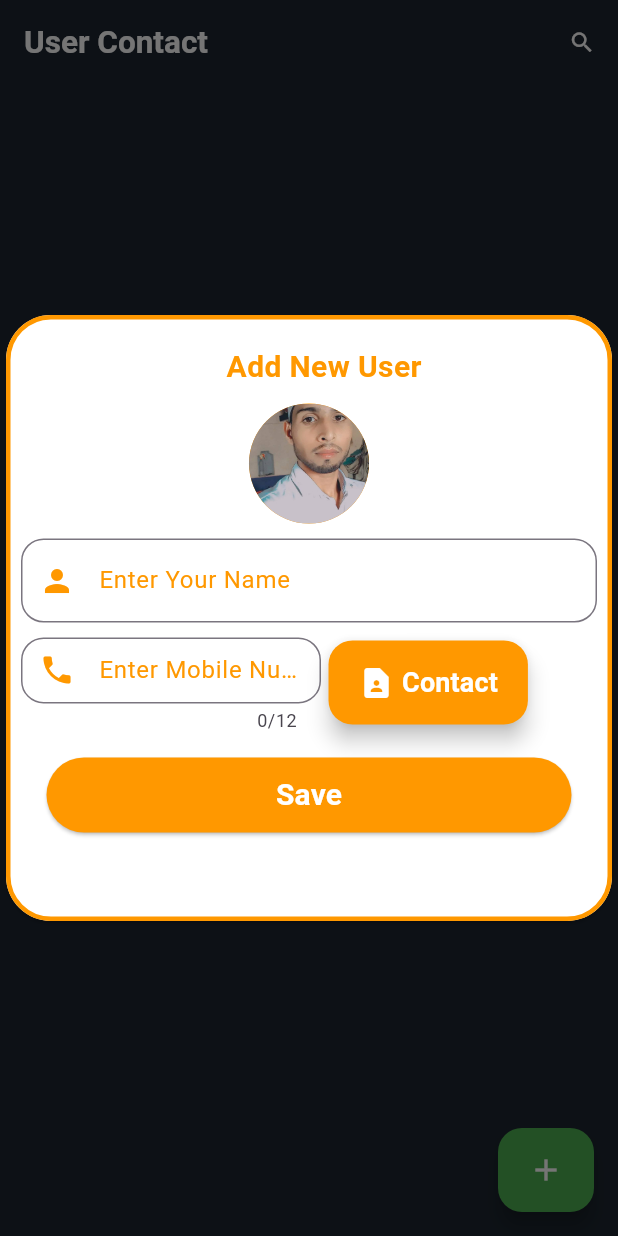
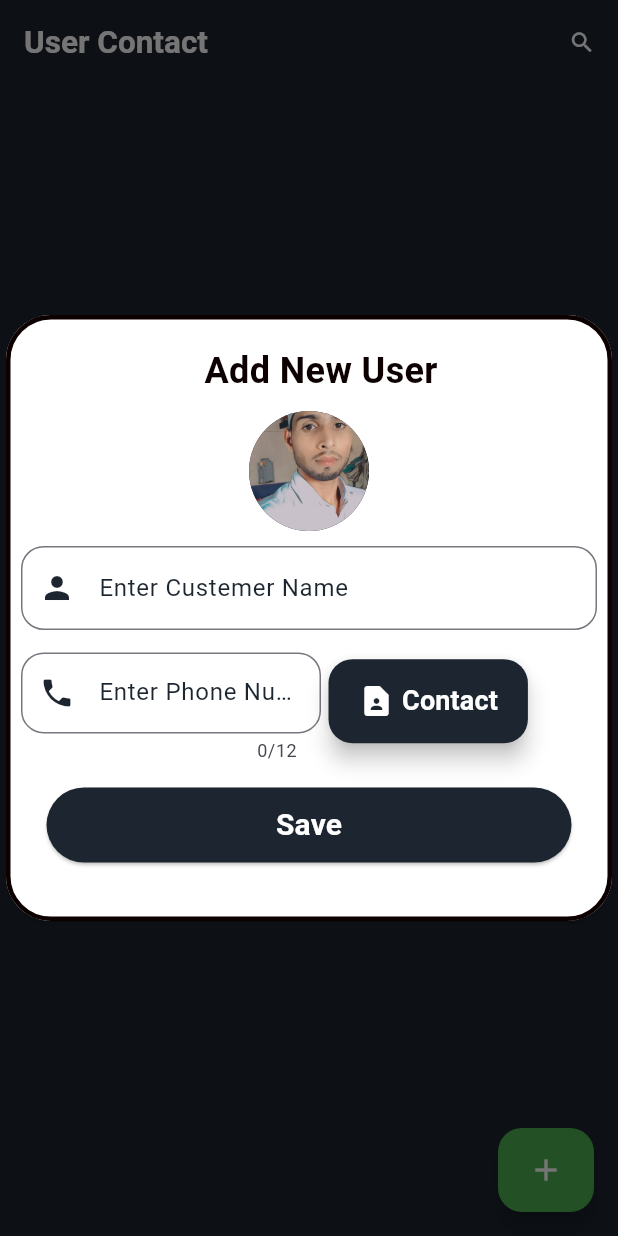
Before and after one commit to Shakil317/mycalculator, a Flutter app: the UserContact screen opened directly, after a tap on the "add" icon, on a phone screen of 412 x 824 dp. Run offline on Flutter 3.47's test engine with Material 3 defaults, Android fonts, the phone set to English and light mode, and no system bars; our stand-ins replace flutter_contacts, fluttertoast, font_awesome_flutter, hive_flutter, image_picker, local_auth and 5 more; missing offline and left inert: insta_image_viewer; accounts and stored records are empty.

Commit message:
update UI design and change Them

```diff
--- a/lib/Utils/app_them.dart
+++ b/lib/Utils/app_them.dart
@@ -1,4 +1,3 @@
-
 import 'package:flutter/material.dart';
 class AppThem{
   static const Color appBgColor = Color(0xFF1d2630);
--- a/lib/app_dialog.dart
+++ b/lib/app_dialog.dart
@@ -6,6 +6,7 @@ import 'package:mycalculator/ViewModels/user_profile_provider.dart';
 import 'package:mycalculator/screens/user_contact.dart';
 import 'package:mycalculator/screens/user_screens.dart';
 import 'package:provider/provider.dart';
+import 'Utils/app_them.dart';
 import 'ViewModels/contact_provider.dart';
 import 'ViewModels/database_helper.dart';
 import 'ViewModels/user_provider.dart';
@@ -273,18 +274,18 @@ class AppDialog {
                   child: Card(
                     shape: RoundedRectangleBorder(
                       borderRadius: BorderRadius.circular(30),
-                      side: const BorderSide(width: 3, color: Colors.orange),
+                      side: BorderSide(width: 3, color: AppThem.appPrimaryColor),
                     ),
                     color: Colors.white,
                     child: Column(
                       children: [
-                        const Padding(
-                          padding: EdgeInsets.only(left: 20, top: 20),
+                        Padding(
+                          padding: const EdgeInsets.only(left: 16, top: 20),
                           child: Text("Add New User",
                               style: TextStyle(
-                                  fontSize: 20,
+                                  fontSize: 24,
                                   fontWeight: FontWeight.bold,
-                                  color: Colors.orange)),
+                                  color: AppThem.appPrimaryColor)),
                         ),
                         const SizedBox(height: 10),
                         InkWell(
@@ -296,7 +297,7 @@ class AppDialog {
                             backgroundImage: usersData.image != null
                                 ?  FileImage(File(usersData.image!.path))
                                 :const AssetImage("assets/images/shakilansari.jpg") ,
-                            backgroundColor: Colors.orange,
+                            backgroundColor: AppThem.appBgColor,
                           ),
                         ),
                         Padding(
@@ -305,14 +306,14 @@ class AppDialog {
                           child: TextField(
                             controller: usersData.nameController,
                             keyboardType: TextInputType.name,
-                            style: const TextStyle(color: Colors.orange),
+                            style: const TextStyle(color: AppThem.appBgColor),
                             decoration: const InputDecoration(
                               border: OutlineInputBorder(
                                   borderRadius:
                                   BorderRadius.all(Radius.circular(15))),
-                              labelText: "Enter Your Name",
-                              labelStyle: TextStyle(color: Colors.orange),
-                              prefixIcon: Icon(Icons.person, color: Colors.orange),
+                              labelText: "Enter Custemer Name",
+                              labelStyle: TextStyle(color: AppThem.appBgColor),
+                              prefixIcon: Icon(Icons.person, color: AppThem.appBgColor),
                             ),
                           ),
                         ),
@@ -321,23 +322,24 @@ class AppDialog {
                             Padding(
                               padding: const EdgeInsets.only(
                                 left: 10,
+                                top: 5
                               ),
                               child: SizedBox(
                                 width: 200,
-                                height: 60,
+                                height: 70,
                                 child: TextField(
                                   maxLength: 12,
                                   controller: usersData.numberController,
                                   keyboardType: TextInputType.phone,
-                                  style: const TextStyle(color: Colors.orange),
+                                  style: const TextStyle(color: AppThem.appBgColor),
                                   decoration: const InputDecoration(
                                     border: OutlineInputBorder(
                                         borderRadius:
                                         BorderRadius.all(Radius.circular(15))),
-                                    labelText: "Enter Mobile Number",
-                                    labelStyle: TextStyle(color: Colors.orange),
+                                    labelText: "Enter Phone Number",
+                                    labelStyle: TextStyle(color: AppThem.appBgColor),
                                     prefixIcon:
-                                    Icon(Icons.phone, color: Colors.orange),
+                                    Icon(Icons.phone, color: AppThem.appBgColor),
                                   ),
                                 ),
                               ),
@@ -346,7 +348,7 @@ class AppDialog {
                               width: 5,
                             ),
                             FloatingActionButton.extended(
-                              backgroundColor: Colors.orange,
+                              backgroundColor: AppThem.appBgColor,
                               onPressed: () {
                                 AppDialog.navigatePage(context, UserContact());
                               },
@@ -378,7 +380,7 @@ class AppDialog {
                             child: ElevatedButton(
                               style: const ButtonStyle(
                                   backgroundColor:
-                                  WidgetStatePropertyAll(Colors.orange)),
+                                  WidgetStatePropertyAll(AppThem.appBgColor)),
                               onPressed: () {
                                 usersData.addNewUserWithFilter(context, contactProvider);
                               },
```
Also changed, not shown: lib/screens/downloas_pdf_screen.dart (+16 -18 lines), lib/screens/transition_history_screen.dart (+23 -23 lines), lib/screens/user_screens.dart (+16 -13 lines).
